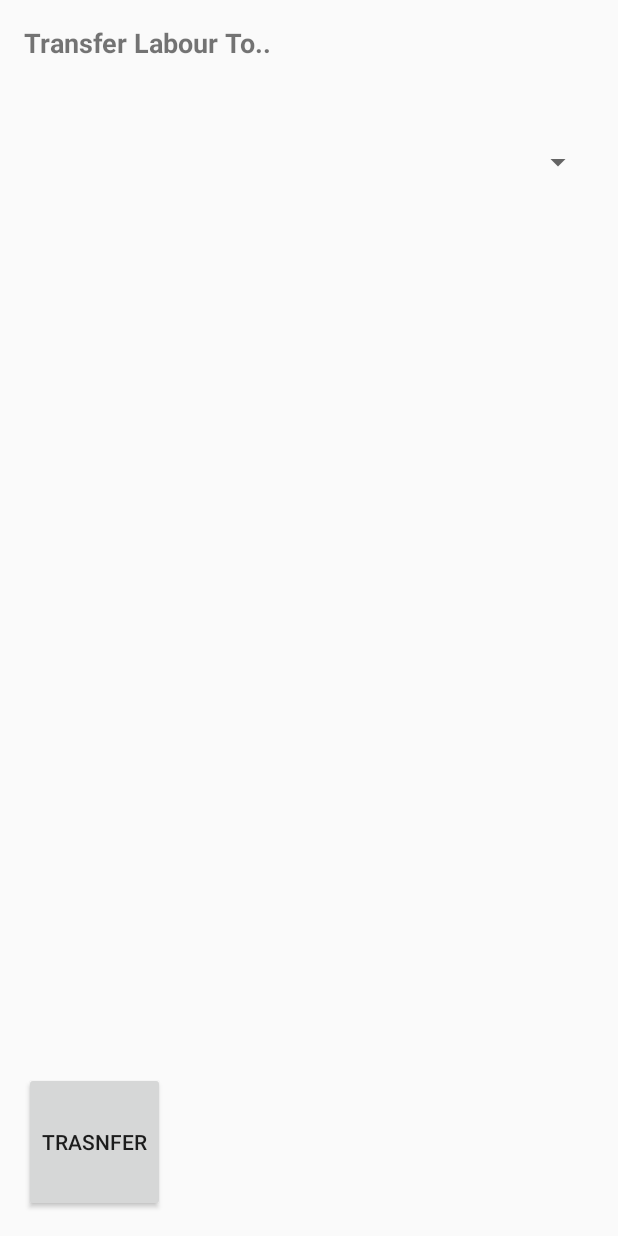
After one commit to nkadv/marvel_marble, an Android app: the layout activity_transfer_labour.xml on its own in the app's theme, with its tools: preview values and no code run, on a phone screen of 412 x 824 dp. The commit adds this screen. Run offline under Robolectric (Android 15) with nearby library versions, the phone set to English and light mode, and no system bars.

Commit message:
Trasnfer Labour code

```diff
--- a/Apps/MarbleMarvel/app/src/main/AndroidManifest.xml
+++ b/Apps/MarbleMarvel/app/src/main/AndroidManifest.xml
@@ -53,7 +53,11 @@
             android:name="com.mm.employees.ViewEmployeesActivity"
             android:parentActivityName=".MainActivity" />
         <activity android:name="com.mm.employees.EmployeeActivity" />
-        <activity android:name="com.mm.sites.expenses.materials.AllocateMaterial"></activity>
+        <activity android:name="com.mm.sites.expenses.materials.AllocateMaterial" />
+        <activity android:name="com.mm.sites.expenses.labour.TransferLabour"
+            android:windowSoftInputMode="adjustPan"
+            android:parentActivityName="com.mm.sites.SiteActivity"
+            />
     </application>
 
 </manifest> <!-- TODO: Parent Activity for Site Activity -->
--- a/Apps/MarbleMarvel/app/src/main/java/com/mm/entry/MainActivity.java
+++ b/Apps/MarbleMarvel/app/src/main/java/com/mm/entry/MainActivity.java
@@ -55,6 +55,7 @@ public class MainActivity extends AppCompatActivity
         /*Content Pane*/
         lvActiveSites = (ListView)findViewById(R.id.m_active_s_list);
         lvActiveSites.setOnItemClickListener(this);
+        lvActiveSites.setDividerHeight(10);
         sStorage = new SiteStorage();
         populateActiveSites("");
 
--- a/Apps/MarbleMarvel/app/src/main/java/com/mm/storage/local/db/sites/allocations/labour/ISiteLabourStorage.java
+++ b/Apps/MarbleMarvel/app/src/main/java/com/mm/storage/local/db/sites/allocations/labour/ISiteLabourStorage.java
@@ -2,6 +2,8 @@ package com.mm.storage.local.db.sites.allocations.labour;
 
 import android.content.Context;
 import android.database.Cursor;
+
+import com.mm.labours.Labour;
 
 import java.util.ArrayList;
 import java.util.Date;
@@ -15,4 +17,6 @@ public interface ISiteLabourStorage {
     public boolean transferLabours(Context context, ArrayList<Integer> l_list,Integer fromSiteId,Integer toSiteId,Date date);
     public boolean removeLabours(Context context, ArrayList<Integer> l_list,Integer siteId,Date date);
     public Cursor getLabours(Context context, Integer siteId);
+    public ArrayList<Labour> getLabourList(Context context, Integer siteId);
+
 }
--- /dev/null
+++ b/Apps/MarbleMarvel/app/src/main/res/layout/activity_transfer_labour.xml
@@ -0,0 +1,51 @@
+<?xml version="1.0" encoding="utf-8"?>
+<LinearLayout xmlns:android="http://schemas.android.com/apk/res/android"
+    xmlns:tools="http://schemas.android.com/tools"
+    android:layout_width="match_parent"
+    android:layout_height="match_parent"
+    android:paddingBottom="@dimen/activity_vertical_margin"
+    android:paddingLeft="@dimen/activity_horizontal_margin"
+    android:paddingRight="@dimen/activity_horizontal_margin"
+    android:paddingTop="@dimen/activity_vertical_margin"
+    tools:context="com.mm.sites.expenses.labour.TransferLabour"
+    android:orientation="vertical"
+    android:layout_weight="1">
+
+    <TextView
+        android:id="@+id/tl_desc"
+        android:layout_width="match_parent"
+        android:layout_height="0dp"
+        android:textSize="18sp"
+        android:textStyle="bold"
+        android:layout_weight=".05"
+        android:text="Transfer Labour To.."/>
+
+    <!--<TextView-->
+        <!--android:id="@+id/tl_to_site"-->
+        <!--android:text="Select Site:"-->
+        <!--android:layout_width="match_parent"-->
+        <!--android:layout_height="0dp"-->
+        <!--android:layout_weight="0.05" />-->
+
+    <android.support.v7.widget.AppCompatSpinner
+        android:id="@+id/tl_to_site"
+        android:layout_width="match_parent"
+        android:layout_height="0dp"
+        android:layout_weight="0.1"
+        />
+
+    <ListView
+        android:id="@+id/tl_labour_list"
+        android:layout_width="match_parent"
+        android:layout_height="0dp"
+        android:layout_weight="0.6"></ListView>
+
+
+    <Button
+        android:id="@+id/tl_transfer"
+        android:layout_width="wrap_content"
+        android:layout_height="0dp"
+        android:layout_weight=".1"
+        android:text="Trasnfer"/>
+
+</LinearLayout>
--- a/Apps/MarbleMarvel/app/src/main/res/menu/activity_site_menu.xml
+++ b/Apps/MarbleMarvel/app/src/main/res/menu/activity_site_menu.xml
@@ -21,6 +21,12 @@ tools:context="com.mm.sites.SiteActivity">
     android:title="Enter Attendance"
     android:orderInCategory="300"
     app:showAsAction="never" />
+
+<item
+        android:id="@+id/site_menu_transfer_labour"
+        android:title="Trasnfer Labour"
+        android:orderInCategory="400"
+        app:showAsAction="never" />
 </menu>
 
     <!--TODO: Remove, Transfer Labour-->
--- a/Apps/MarbleMarvel/app/src/main/res/values/strings.xml
+++ b/Apps/MarbleMarvel/app/src/main/res/values/strings.xml
@@ -5,4 +5,5 @@
     <string name="navigation_drawer_close">Close navigation drawer</string>
 
     <string name="action_settings">Settings</string>
+    <string name="title_activity_trasnfer_labour">TrasnferLabour</string>
 </resources>
```
Also changed, not shown: Apps/MarbleMarvel/app/src/main/java/com/mm/sites/SiteActivity.java (+10 -0 lines), Apps/MarbleMarvel/app/src/main/java/com/mm/sites/expenses/labour/TransferLabour.java (added, +155 -0 lines), Apps/MarbleMarvel/app/src/main/java/com/mm/sites/expenses/labour/TransferLabourAdapter.java (added, +44 -0 lines), Apps/MarbleMarvel/app/src/main/java/com/mm/storage/local/db/sites/allocations/labour/SiteLabourStorage.java (+41 -1 lines), Apps/MarbleMarvel/app/src/main/res/layout/tl_list_layout.xml (added, +55 -0 lines).
